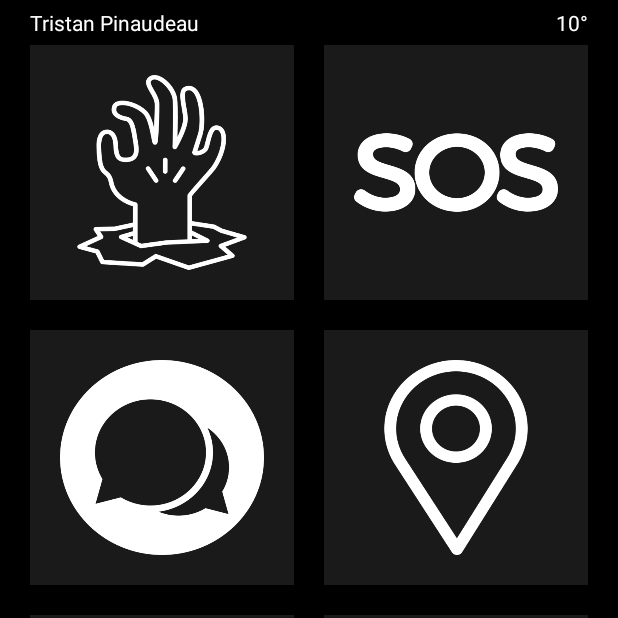
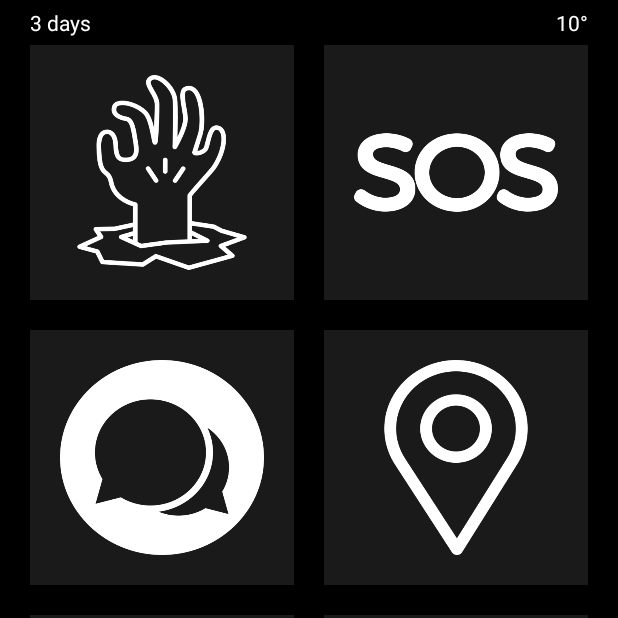
Before and after one commit to 0b11stan/daryl-app, an Android app: the screen it shows after launch (MainActivity), on a phone screen of 412 x 824 dp, the top half of it. Run offline under Robolectric (Android 15) with nearby library versions, the light colour scheme and no system bars.

Commit message:
Hype imported and dynamic doom days

```diff
--- /dev/null
+++ b/Hype/build.gradle
@@ -0,0 +1,4 @@
+configurations.maybeCreate("default")
+artifacts.add("default", file('Hype.aar'))
+dependencies {
+}
--- a/app/src/main/java/com/daryl/MainActivity.java
+++ b/app/src/main/java/com/daryl/MainActivity.java
@@ -1,13 +1,14 @@
 package com.daryl;
 
 import android.content.Intent;
-import android.content.pm.PackageManager;
+import android.os.Bundle;
 import android.support.v7.app.AppCompatActivity;
-import android.os.Bundle;
 import android.view.View;
-import android.widget.Button;
-import android.widget.ImageButton;
-import android.widget.Toast;
+import android.widget.TextView;
+
+import java.time.LocalDate;
+import java.time.temporal.ChronoUnit;
+
 
 public class MainActivity extends AppCompatActivity {
 
@@ -17,25 +18,31 @@ public class MainActivity extends AppCompatActivity {
         super.onCreate(savedInstanceState);
         setContentView(R.layout.activity_main);
 
-//        while (true) {
-//            final Intent intent = new Intent("Test");
-//            sendBroadcast(intent);
-//            try {
-//                Thread.sleep(1000);
-//            } catch (InterruptedException e) {
-//                System.err.println("Error");
-//            }
-//        }
+        long survivalDays = getSurvivalDays();
+        TextView left = findViewById(R.id.status_left);
+        left.setText(String.valueOf(survivalDays).concat(" days"));
 
-        final ImageButton button = findViewById(R.id.zombie_spotter);
-        button.setOnClickListener(new View.OnClickListener() {
+        findViewById(R.id.zombie_spotter).setOnClickListener(new View.OnClickListener() {
             public void onClick(View v) {
                 Intent zombieSpotter = new Intent(MainActivity.this, ZombieSpotterActivity.class);
                 startActivity(zombieSpotter);
-                System.out.println("test ok");
+            }
+        });
+
+        findViewById(R.id.chat).setOnClickListener(new View.OnClickListener() {
+            public void onClick(View v) {
+                Intent chat = new Intent(MainActivity.this, ChatActivity.class);
+                startActivity(chat);
             }
         });
 
     }
 
+    protected long getSurvivalDays() {
+        LocalDate doomDate = LocalDate.of(2019, 3, 20);
+        LocalDate currentDate = LocalDate.now();
+        return ChronoUnit.DAYS.between(doomDate, currentDate);
+    }
+
+
 }
--- a/app/src/main/res/layout/activity_main.xml
+++ b/app/src/main/res/layout/activity_main.xml
@@ -15,9 +15,9 @@
         android:paddingStart="20dp"
         android:paddingLeft="20dp"
         android:paddingTop="5dp"
-        android:text="@string/status_left"
         android:textAlignment="textStart"
         android:textColor="@color/white" />
+    <!--android:text="@string/status_left"-->
 
     <!--<TextView-->
     <!--android:id="@+id/status_center"-->
--- a/app/src/main/res/values/strings.xml
+++ b/app/src/main/res/values/strings.xml
@@ -1,9 +1,6 @@
 <resources>
     <string name="app_name">DARYL</string>
-    <string name="status_left">Tristan Pinaudeau</string>
+    <string name="status_left">22 days</string>
     <string name="status_center">center</string>
     <string name="status_right">10°</string>
-
-    <!-- TODO: Remove or change this placeholder text -->
-    <string name="hello_blank_fragment">Hello blank fragment</string>
 </resources>
--- a/settings.gradle
+++ b/settings.gradle
@@ -1 +1 @@
-include ':app'
+include ':app', ':Hype'
```
Also changed, not shown: app/build.gradle (+6 -2 lines), app/src/main/AndroidManifest.xml (+24 -1 lines), app/src/main/java/com/daryl/ChatActivity.java (added, +129 -0 lines), app/src/main/res/layout/activity_chat.xml (added, +40 -0 lines), 1 other file.
